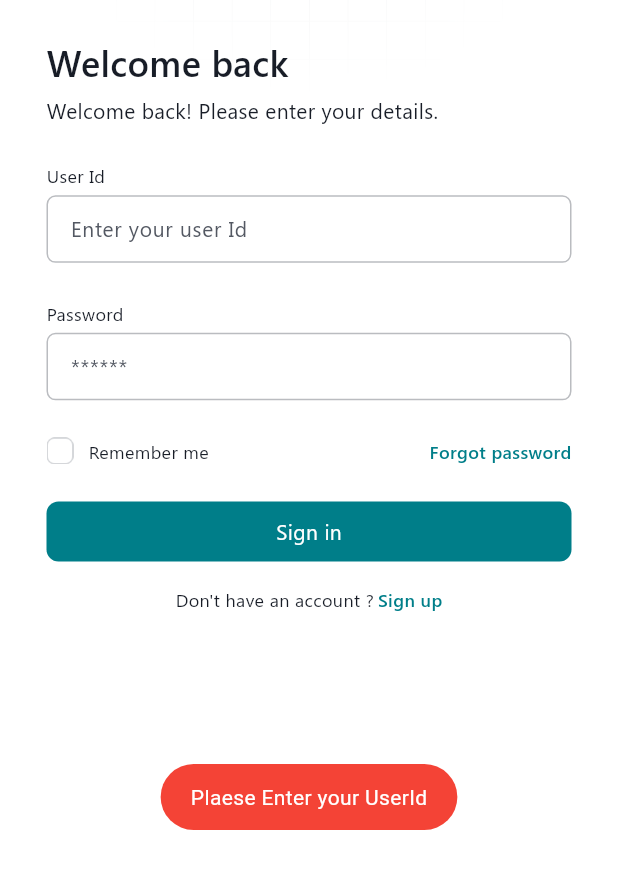
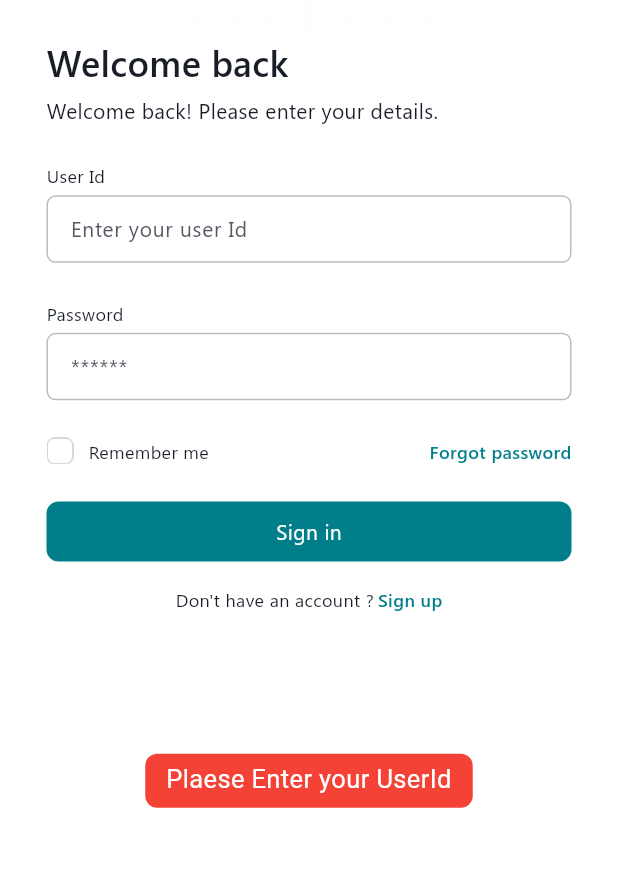
Before and after one commit to rakesh0519/flutter-webapp-002, a Flutter app: the screen it shows after launch, after a tap on "Sign in", on a phone screen of 412 x 824 dp, the part 310-1199 px from its top. Run offline on Flutter 3.47's test engine with Material 3 defaults, Android fonts, the light colour scheme and no system bars; our stand-ins replace bot_toast, flutter_spinkit, flutter_switch, fluttertoast, pinput, shared_preferences and 1 more.

Commit message:
- Merge Code

```diff
--- a/lib/Values/Constants.dart
+++ b/lib/Values/Constants.dart
@@ -1,3 +1,4 @@
+import 'package:bot_toast/bot_toast.dart';
 import 'package:flutter/material.dart';
 import 'package:flutter_spinkit/flutter_spinkit.dart';
 import 'package:fluttertoast/fluttertoast.dart';
@@ -24,15 +25,22 @@ abstract class textStyle {
 }
 
 showToastMessage(String message) {
-  Fluttertoast.showToast(
-      msg: message,
-      toastLength: Toast.LENGTH_SHORT,
-      gravity: ToastGravity.BOTTOM,
-      timeInSecForIosWeb: 1,
-      backgroundColor: Colors.red,
-      textColor: Colors.white,
-      fontSize: 14.0
+
+  BotToast.showText(
+      text:message,
+      contentColor: Colors.red,
+      borderRadius: BorderRadius.circular(8)
   );
+
+  // Fluttertoast.showToast(
+  //     msg: message,
+  //     toastLength: Toast.LENGTH_SHORT,
+  //     gravity: ToastGravity.BOTTOM,
+  //     timeInSecForIosWeb: 1,
+  //     backgroundColor: Colors.red,
+  //     textColor: Colors.white,
+  //     fontSize: 14.0
+  // );
 }
 
 showToastMessageGreen(String message) {
--- a/lib/main.dart
+++ b/lib/main.dart
@@ -1,3 +1,4 @@
+import 'package:bot_toast/bot_toast.dart';
 import 'package:flutter/material.dart';
 import 'package:flutter_web_plugins/url_strategy.dart';
 import 'package:provider/provider.dart';
@@ -23,6 +24,8 @@ class MyApp extends StatelessWidget {
       child: Sizer(builder: (context, orientation, screenType) {
         return MaterialApp(
           title: 'Fujitsu Web',
+          builder: BotToastInit(), //1. call BotToastInit
+          navigatorObservers: [BotToastNavigatorObserver()],
           debugShowCheckedModeBanner: false,
           theme: ThemeData(
             colorScheme: ColorScheme.fromSeed(seedColor: Colors.deepPurple),
--- a/pubspec.yaml
+++ b/pubspec.yaml
@@ -22,7 +22,7 @@ dependencies:
   flutter_staggered_grid_view: ^0.7.0
   http: ^1.3.0
   shared_preferences: ^2.5.1
-  dio: ^5.8.0+1
+  bot_toast: ^4.1.3
 
 dev_dependencies:
   flutter_test:
```
Also changed, not shown: pubspec.lock, 1 other file.
